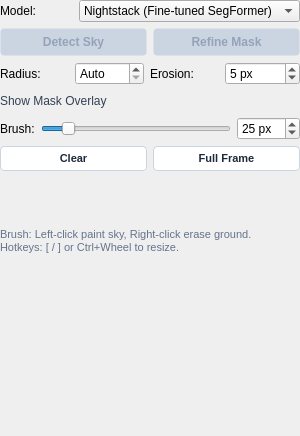
The window that src/startrails/ui/step_denoise_sky.ui (gkyle/startrails) describes before a commit, drawn with Qt 5.
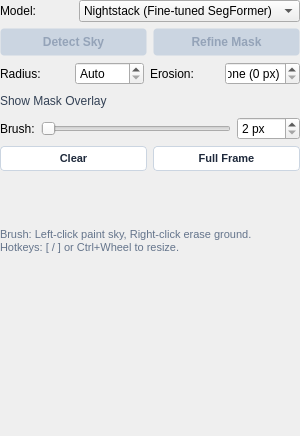
The same window after the commit. Icons and pictures are not drawn. Custom widgets are drawn as their Qt base class.

The edit to the form file:
```diff
--- a/src/startrails/ui/step_denoise_sky.ui
+++ b/src/startrails/ui/step_denoise_sky.ui
@@ -205,9 +205,6 @@
        <property name="maximum">
         <number>50</number>
        </property>
-       <property name="value">
-        <number>5</number>
-       </property>
       </widget>
      </item>
     </layout>
@@ -285,9 +282,6 @@
        <property name="maximum">
         <number>200</number>
        </property>
-       <property name="value">
-        <number>25</number>
-       </property>
        <property name="orientation">
         <enum>Qt::Orientation::Horizontal</enum>
        </property>
@@ -307,9 +301,6 @@
        <property name="maximum">
         <number>200</number>
        </property>
-       <property name="value">
-        <number>25</number>
-       </property>
       </widget>
      </item>
     </layout>
```
Left out of the diff: 3 changed lines with no effect on the pictures.
